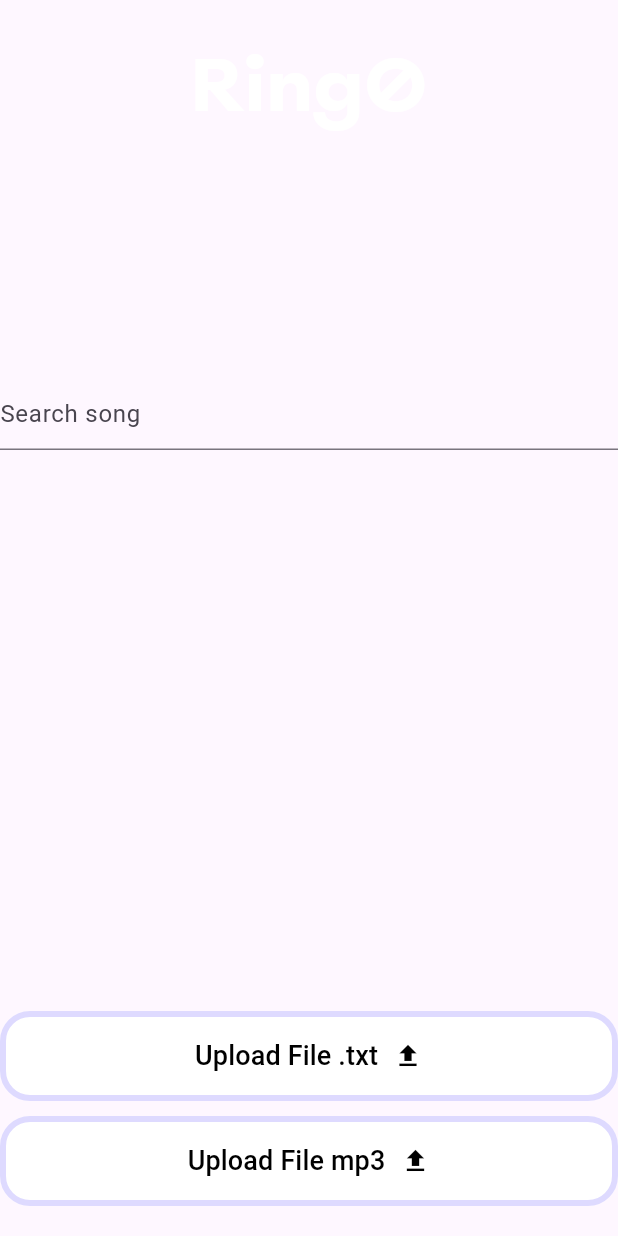
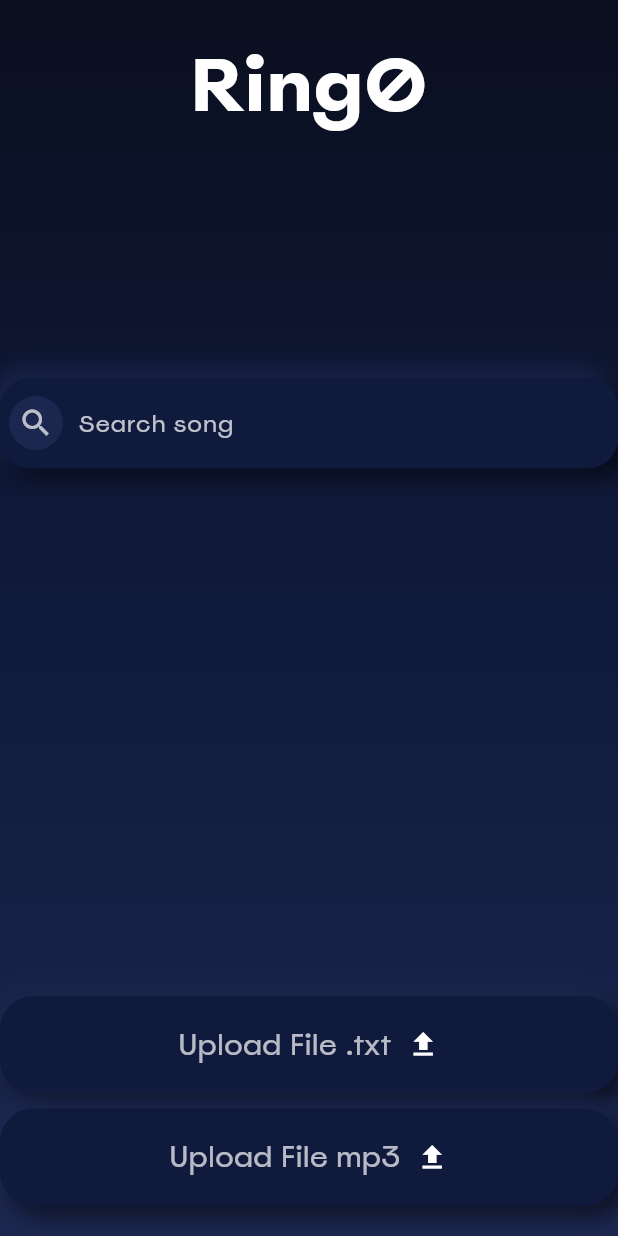
Before and after one commit to dar4x/ringo, a Flutter app: the screen it shows after launch, on a phone screen of 412 x 824 dp. Run offline on Flutter 3.47's test engine with Material 3 defaults, Android fonts, the light colour scheme and no system bars; our stand-ins replace flutter_dotenv, get_it.

Commit message:
design changed

```diff
--- a/lib/core/themes/app_theme.dart
+++ b/lib/core/themes/app_theme.dart
@@ -0,0 +1,111 @@
+import 'package:flutter/material.dart';
+
+class AppTheme {
+  // -----------------------------
+  // 🎨 Основная цветовая палитра
+  // -----------------------------
+  static const Color midnightDark = Color(0xFF0A0F1F);
+  static const Color midnight = Color(0xFF101A3C);
+  static const Color midnightLight = Color(0xFF1C2750);
+  static const Color whiteSoft = Color(0xFFF5F6FA);
+  static const Color greySoft = Color(0xFFBFC2CC);
+
+  // ------------------------------------
+  // 📌 Градиент (фон всего приложения)
+  // ------------------------------------
+  static const LinearGradient backgroundGradient = LinearGradient(
+    begin: Alignment.topCenter,
+    end: Alignment.bottomCenter,
+    colors: [
+      midnightDark,
+      midnight,
+      midnightLight,
+    ],
+  );
+
+  // ------------------------------------
+  // 🔤 Стиль текста
+  // ------------------------------------
+  static const TextStyle title = TextStyle(
+    fontFamily: 'Spoof',
+    fontSize: 32,
+    fontWeight: FontWeight.w700,
+    color: Colors.white,
+  );
+
+  static const TextStyle subtitle = TextStyle(
+    fontFamily: 'Spoof',
+    fontSize: 22,
+    fontWeight: FontWeight.w500,
+    color: Colors.white70,
+  );
+
+  static const TextStyle body = TextStyle(
+    fontFamily: 'Spoof',
+    fontSize: 18,
+    color: Colors.white70,
+  );
+
+  static const TextStyle lyrics = TextStyle(
+    fontFamily: 'Spoof',
+    fontSize: 20,
+    height: 1.5,
+    color: Colors.white,
+  );
+
+  // ------------------------------------
+  // 🌫 Neumorphism (выпуклый инпут/карточки)
+  // ------------------------------------
+  static BoxDecoration neumorphic({double radius = 20}) {
+    return BoxDecoration(
+      color: midnight,
+      borderRadius: BorderRadius.circular(radius),
+      boxShadow: [
+        BoxShadow(
+          color: Colors.black.withOpacity(0.6),
+          offset: const Offset(6, 6),
+          blurRadius: 12,
+        ),
+        BoxShadow(
+          color: midnightLight.withOpacity(0.8),
+          offset: const Offset(-6, -6),
+          blurRadius: 12,
+        )
+      ],
+    );
+  }
+
+  // ------------------------------------
+  // 🟦 Input Style
+  // ------------------------------------
+  static InputDecorationTheme inputTheme = InputDecorationTheme(
+    filled: true,
+    fillColor: midnight,
+    contentPadding: const EdgeInsets.symmetric(horizontal: 20, vertical: 18),
+    hintStyle: const TextStyle(color: greySoft),
+    border: OutlineInputBorder(
+      borderRadius: BorderRadius.circular(20),
+      borderSide: BorderSide.none,
+    ),
+  );
+
+  // ------------------------------------
+  // 🔘 Кнопки
+  // ------------------------------------
+  static ButtonStyle buttonStyle = ElevatedButton.styleFrom(
+    backgroundColor: midnight,
+    foregroundColor: Colors.white,
+    padding: const EdgeInsets.symmetric(vertical: 18, horizontal: 30),
+    shape: RoundedRectangleBorder(
+      borderRadius: BorderRadius.circular(20),
+    ),
+    textStyle: const TextStyle(fontSize: 20, fontFamily: 'Spoof'),
+    elevation: 10,
+    shadowColor: Colors.black87,
+  );
+
+  // ------------------------------------
+  // 🗂 Карточки (результат поиска)
+  // ------------------------------------
+  static BoxDecoration cardStyle = neumorphic(radius: 22);
+}
--- a/lib/core/widgets/button.dart
+++ b/lib/core/widgets/button.dart
@@ -1,4 +1,5 @@
 import 'package:flutter/material.dart';
+import 'package:ringo/core/themes/app_theme.dart';
 
 class AppButton extends StatelessWidget {
   final String title;
@@ -14,29 +15,23 @@ class AppButton extends StatelessWidget {
 
   @override
   Widget build(BuildContext context) {
-    return SizedBox(
+    return Container(
       width: 450,
-      height: 60,
+      height: 65,
+      decoration: AppTheme.neumorphic(radius: 22),
       child: ElevatedButton(
         onPressed: onPressed,
-        style: ElevatedButton.styleFrom(
-          backgroundColor: Colors.white,
-          foregroundColor: Colors.black,
-          shape: RoundedRectangleBorder(
-            borderRadius: BorderRadius.circular(20),
-            side: const BorderSide(
-              color: Color(0xFFdedaff),
-              width: 4,
-            ),
-          ),
-          elevation: 0,
+        style: AppTheme.buttonStyle.copyWith(
+          backgroundColor: MaterialStateProperty.all(Colors.transparent),
+          shadowColor: MaterialStateProperty.all(Colors.transparent),
+          elevation: MaterialStateProperty.all(0),
         ),
         child: Row(
           mainAxisAlignment: MainAxisAlignment.center,
           children: [
-            Text(title, style: const TextStyle(fontSize: 18)),
+            Text(title, style: AppTheme.body.copyWith(fontSize: 20)),
             const SizedBox(width: 10),
-            Icon(icon, size: 20),
+            Icon(icon, size: 22, color: Colors.white),
           ],
         ),
       ),
--- a/lib/core/widgets/search.dart
+++ b/lib/core/widgets/search.dart
@@ -1,5 +1,6 @@
 // External packages
 import 'package:flutter/material.dart';
+import 'package:ringo/core/themes/app_theme.dart';
 
 // Internal packages
 import 'package:ringo/core/widgets/card.dart';
@@ -45,9 +46,24 @@ class _SearchField extends StatelessWidget {
 
   @override
   Widget build(BuildContext context) {
-    return TextField(
-      decoration: InputDecoration(hintText: "Search song"),
-      onSubmitted: onSubmit,
+    return Container(
+      width: 450,
+      decoration: AppTheme.neumorphic(),
+      child: TextField(
+        style: const TextStyle(color: Colors.white, fontFamily: 'Spoof'),
+        decoration: InputDecoration(
+          hintText: "Search song",
+          prefixIcon: Container(
+            margin: const EdgeInsets.all(6),
+            decoration: BoxDecoration(
+              color: AppTheme.midnightLight,
+              shape: BoxShape.circle,
+            ),
+            child: const Icon(Icons.search, color: Colors.white70),
+          ),
+        ),
+        onSubmitted: onSubmit,
+      ),
     );
   }
 }
--- a/lib/main.dart
+++ b/lib/main.dart
@@ -1,6 +1,7 @@
 import 'package:flutter/material.dart';
 import 'package:flutter_dotenv/flutter_dotenv.dart';
 import 'package:ringo/core/di/service_locator.dart';
+import 'package:ringo/core/themes/app_theme.dart';
 import 'package:ringo/presentation/pages/main_page.dart';
 
 void main() async {
@@ -19,11 +20,19 @@ class MainApp extends StatelessWidget {
   @override
   Widget build(BuildContext context) {
     return MaterialApp(
-      home: Scaffold(
-        backgroundColor: const Color(0xFF659df2),
-        body: Center(
-          child: MainPage(),
+      debugShowCheckedModeBanner: false,
+      theme: ThemeData(
+        scaffoldBackgroundColor: Colors.transparent,
+        inputDecorationTheme: AppTheme.inputTheme,
+        elevatedButtonTheme: ElevatedButtonThemeData(
+          style: AppTheme.buttonStyle,
         ),
+      ),
+      home: Container(
+        decoration: const BoxDecoration(
+          gradient: AppTheme.backgroundGradient,
+        ),
+        child: MainPage(),
       ),
     );
   }
```
Also changed, not shown: lib/core/widgets/card.dart (+13 -17 lines), lib/presentation/pages/detail_page.dart (+59 -14 lines).
